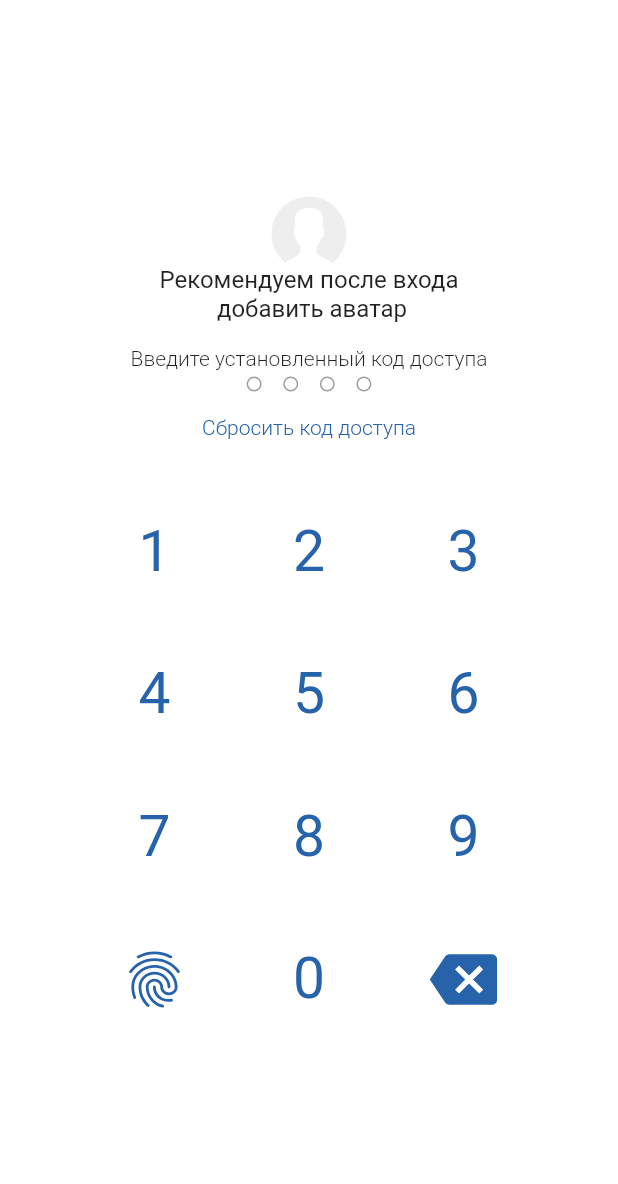
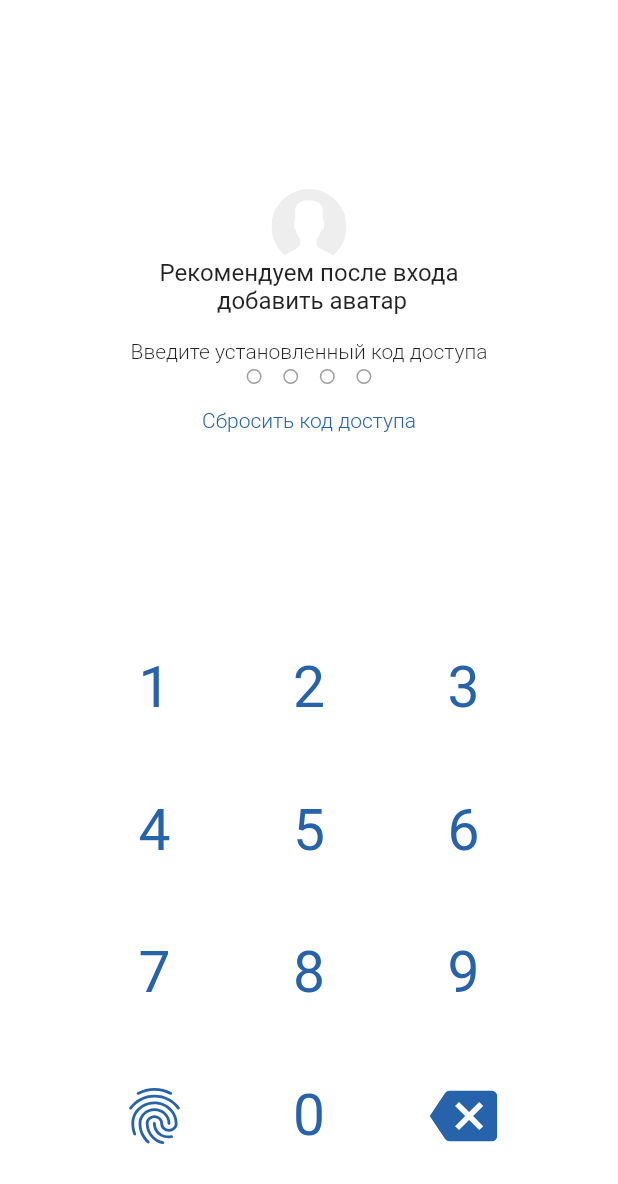
Before and after one commit to artsok/mvp_platform, a Flutter app: the screen it shows after launch, on a phone screen of 412 x 824 dp. Shown: the top 1184 px of the screen. Run offline on Flutter 3.47's test engine with Material 2 defaults, Android fonts, the phone set to English and light mode, and no system bars; our stand-ins replace flutter_svg.

Commit message:
Доработка страницы авторизации

```diff
--- a/lib/impl/pass/passcode_screen.dart
+++ b/lib/impl/pass/passcode_screen.dart
@@ -90,9 +90,9 @@ class _PasscodeScreenState extends State<PasscodeScreen>
   Widget build(BuildContext context) {
     return Scaffold(
       backgroundColor: widget.backgroundColor ?? Colors.black.withOpacity(0.8),
-      body: Center(
-        child: Column(
-          mainAxisAlignment: MainAxisAlignment.center,
+      body:
+        Column(
+          mainAxisAlignment: MainAxisAlignment.end,
           children: <Widget>[
             widget.title,
             Container(
@@ -107,11 +107,10 @@ class _PasscodeScreenState extends State<PasscodeScreen>
               ),
             ),
             Padding(
-              padding: const EdgeInsets.only(top: 16),
+              padding: const EdgeInsets.only(top: 16, bottom: 96),
               child: Container(child: Text("Сбросить код доступа", style: TextStyle(color: getGosBlueColor(), fontWeight: FontWeight.w300),)),
             ),
             Column(
-              crossAxisAlignment: CrossAxisAlignment.start,
                   children: [
                     IntrinsicHeight(
                       child: Container(
@@ -134,7 +133,6 @@ class _PasscodeScreenState extends State<PasscodeScreen>
                 ),
             widget.bottomWidget != null ? widget.bottomWidget : Container()
           ],
-        ),
         ),
     );
   }
```
Also changed, not shown: lib/screens/pin_screen.dart (+1 -23 lines). Lines whose indentation alone changed are shown as unchanged.
